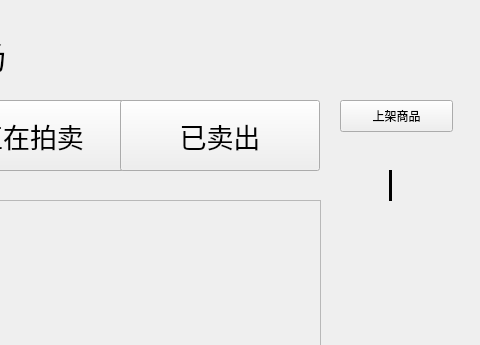
Above: Alex/scripts/UI/mainPage.ui from 908926798/auction_market before the change; both pictures show x 520 to 1000 and y 0 to 345 of the 1000 by 598 pixel window. Below: the same form after it.
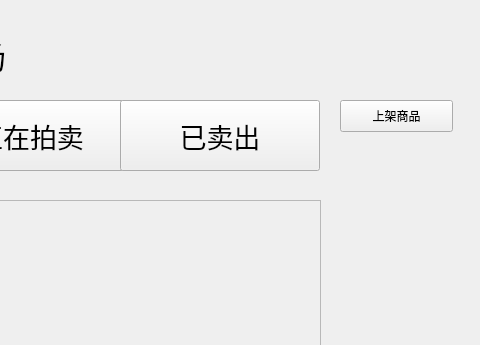
That is the form after the change.

```diff
--- a/Alex/scripts/UI/mainPage.ui
+++ b/Alex/scripts/UI/mainPage.ui
@@ -336,8 +336,8 @@
   <widget class="Line" name="lin">
    <property name="geometry">
     <rect>
-     <x>900</x>
-     <y>170</y>
+     <x>1500</x>
+     <y>210</y>
      <width>20</width>
      <height>31</height>
     </rect>
```
